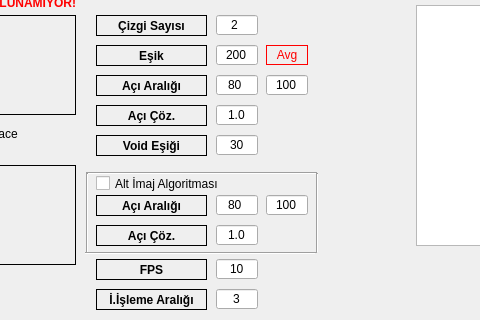
Before: the Qt Designer form setupform.ui in alikanarya/JTW, drawn with Qt 5; both pictures show x 264 to 744 and y 185 to 505 of the 1019 by 505 pixel window.
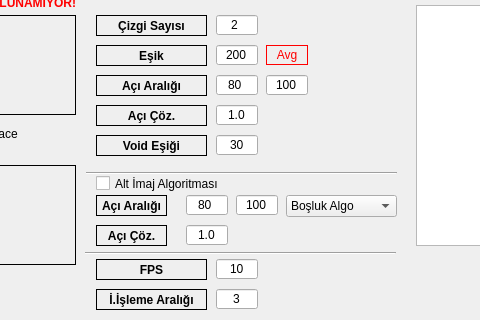
After: the same form once the commit is applied. Icons and pictures are not drawn.

Patch:
```diff
--- a/setupform.ui
+++ b/setupform.ui
@@ -745,7 +745,7 @@
     <rect>
      <x>360</x>
      <y>410</y>
-     <width>111</width>
+     <width>71</width>
      <height>21</height>
     </rect>
    </property>
@@ -768,7 +768,7 @@
   <widget class="QLineEdit" name="editHoughThetaMinSub">
    <property name="geometry">
     <rect>
-     <x>480</x>
+     <x>450</x>
      <y>380</y>
      <width>42</width>
      <height>20</height>
@@ -789,7 +789,7 @@
     <rect>
      <x>360</x>
      <y>380</y>
-     <width>111</width>
+     <width>71</width>
      <height>21</height>
     </rect>
    </property>
@@ -812,7 +812,7 @@
   <widget class="QLineEdit" name="editHoughThetaStepSub">
    <property name="geometry">
     <rect>
-     <x>480</x>
+     <x>450</x>
      <y>410</y>
      <width>42</width>
      <height>20</height>
@@ -831,7 +831,7 @@
   <widget class="QLineEdit" name="editHoughThetaMaxSub">
    <property name="geometry">
     <rect>
-     <x>530</x>
+     <x>500</x>
      <y>380</y>
      <width>42</width>
      <height>20</height>
@@ -852,7 +852,7 @@
     <rect>
      <x>350</x>
      <y>350</y>
-     <width>231</width>
+     <width>311</width>
      <height>16</height>
     </rect>
    </property>
@@ -865,7 +865,7 @@
     <rect>
      <x>349</x>
      <y>430</y>
-     <width>231</width>
+     <width>311</width>
      <height>16</height>
     </rect>
    </property>
@@ -873,32 +873,6 @@
     <enum>Qt::Horizontal</enum>
    </property>
   </widget>
-  <widget class="Line" name="line_3">
-   <property name="geometry">
-    <rect>
-     <x>347</x>
-     <y>358</y>
-     <width>8</width>
-     <height>80</height>
-    </rect>
-   </property>
-   <property name="orientation">
-    <enum>Qt::Vertical</enum>
-   </property>
-  </widget>
-  <widget class="Line" name="line_4">
-   <property name="geometry">
-    <rect>
-     <x>577</x>
-     <y>358</y>
-     <width>8</width>
-     <height>80</height>
-    </rect>
-   </property>
-   <property name="orientation">
-    <enum>Qt::Vertical</enum>
-   </property>
-  </widget>
   <widget class="QLabel" name="label_13">
    <property name="geometry">
     <rect>
@@ -987,6 +961,26 @@
     <set>Qt::AlignCenter</set>
    </property>
   </widget>
+  <widget class="QComboBox" name="subTypeBox">
+   <property name="geometry">
+    <rect>
+     <x>550</x>
+     <y>380</y>
+     <width>111</width>
+     <height>22</height>
+    </rect>
+   </property>
+   <item>
+    <property name="text">
+     <string>Boşluk Algo</string>
+    </property>
+   </item>
+   <item>
+    <property name="text">
+     <string>Doluluk Algo</string>
+    </property>
+   </item>
+  </widget>
  </widget>
  <resources>
   <include location="icons.qrc"/>
```
Left out of the diff: 17 changed lines with no effect on the pictures.
